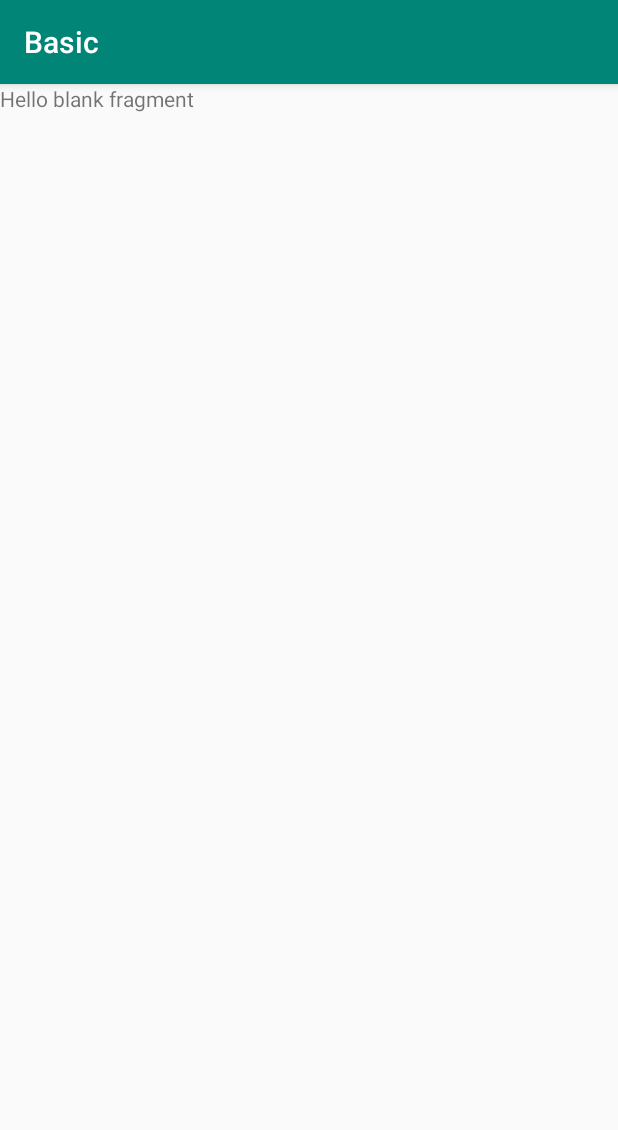
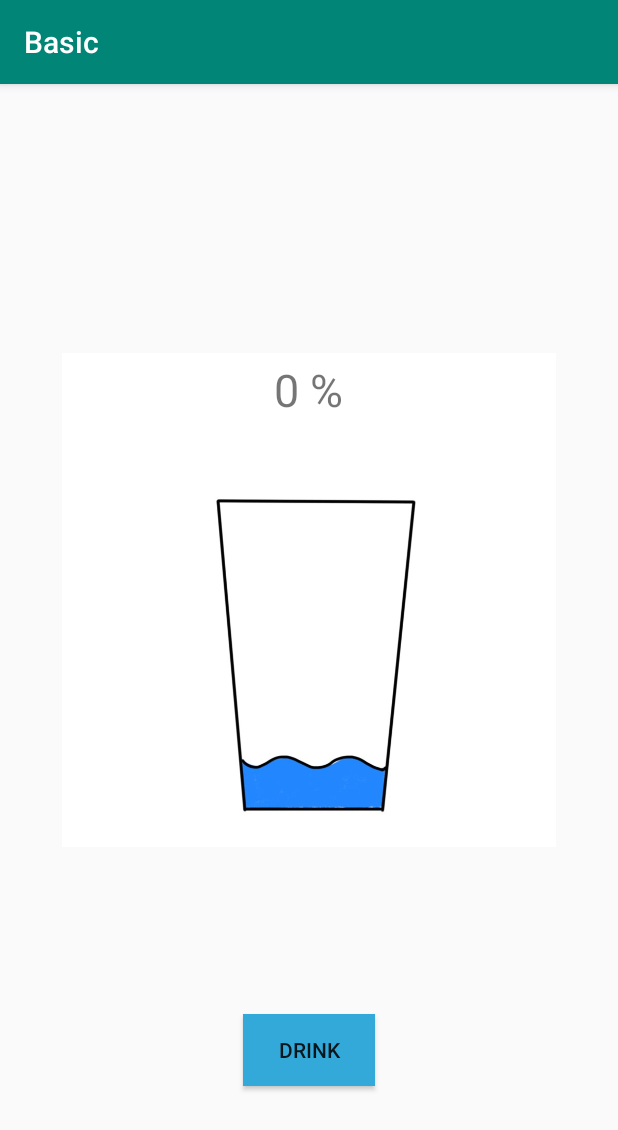
Before and after one commit to KangHyunSub/Madcamp1, an Android app: the fragment Else shown on its own in the app's theme, on a phone screen of 412 x 824 dp. Shown: the top 1130 px of the screen. Run offline under Robolectric (Android 15) with nearby library versions, the light colour scheme and no system bars.

Commit message:
tab3 basic

```diff
--- a/Basic/app/build.gradle
+++ b/Basic/app/build.gradle
@@ -29,4 +29,5 @@ dependencies {
     testImplementation 'junit:junit:4.12'
     androidTestImplementation 'androidx.test.ext:junit:1.1.1'
     androidTestImplementation 'androidx.test.espresso:espresso-core:3.2.0'
+    implementation 'com.mikhaellopez:circularimageview:3.2.0'
 }
--- a/Basic/app/src/main/AndroidManifest.xml
+++ b/Basic/app/src/main/AndroidManifest.xml
@@ -19,7 +19,8 @@
                 <category android:name="android.intent.category.LAUNCHER" />
             </intent-filter>
         </activity>
-        <activity android:name=".content" />
+        <activity android:name=".Content" />
+        <activity android:name=".FullScreenImageActivity" />
     </application>
 
     <uses-permission android:name="android.permission.READ_CONTACTS" />
--- a/Basic/app/src/main/java/com/example/basic/Else.java
+++ b/Basic/app/src/main/java/com/example/basic/Else.java
@@ -5,9 +5,14 @@ import android.os.Bundle;
 
 import androidx.fragment.app.Fragment;
 
+import android.view.Gravity;
 import android.view.LayoutInflater;
 import android.view.View;
 import android.view.ViewGroup;
+import android.widget.Button;
+import android.widget.ImageView;
+import android.widget.TextView;
+import android.widget.Toast;
 
 
 /**
@@ -15,6 +20,13 @@ import android.view.ViewGroup;
  */
 public class Else extends Fragment {
 
+    int i = 0;
+    public final Integer images_ids[] = {
+            R.drawable.water_1, R.drawable.water_2,
+            R.drawable.water_3, R.drawable.water_4,
+            R.drawable.water_5, R.drawable.water_6,
+            R.drawable.water_7, R.drawable.water_8
+    };
 
     public Else() {
         // Required empty public constructor
@@ -25,7 +37,35 @@ public class Else extends Fragment {
     public View onCreateView(LayoutInflater inflater, ViewGroup container,
                              Bundle savedInstanceState) {
         // Inflate the layout for this fragment
-        return inflater.inflate(R.layout.fragment_else, container, false);
+        View waterView = inflater.inflate(R.layout.fragment_else, container, false);
+        Button button = (Button) waterView.findViewById(R.id.button);
+        final ImageView imageView = (ImageView) waterView.findViewById(R.id.imageView);
+        final TextView textView = (TextView) waterView.findViewById(R.id.textView);
+
+        //public int i = 0;
+
+        button.setOnClickListener(new View.OnClickListener() {
+            @Override
+            public void onClick(View view) {
+                i += 1;
+
+                if (i >= 8) {
+                    Toast toast = Toast.makeText(getActivity(), "Congratulations! You drank 8 cups of Water!", Toast.LENGTH_SHORT);
+                    toast.setGravity(Gravity.CENTER, 0, 0);
+                    toast.show();
+                    double percentage = i / 8 * 100;
+                    //String percentageString = Double.toString(percentage);
+                    textView.setText(String.format("%.0f", percentage) + " %");
+                    //textView.setText(percentageString);
+                } else {
+                    imageView.setImageResource(images_ids[i]);
+                    double percentage = i / 8.0 * 100;
+                    textView.setText(String.format("%.0f", percentage) + " %");
+                }
+            }
+        });
+
+        return waterView;
     }
 
 }
--- a/Basic/app/src/main/res/layout/fragment_else.xml
+++ b/Basic/app/src/main/res/layout/fragment_else.xml
@@ -1,14 +1,41 @@
 <?xml version="1.0" encoding="utf-8"?>
 <FrameLayout xmlns:android="http://schemas.android.com/apk/res/android"
+    xmlns:app="http://schemas.android.com/apk/res-auto"
     xmlns:tools="http://schemas.android.com/tools"
     android:layout_width="match_parent"
     android:layout_height="match_parent"
     tools:context=".Else">
 
-    <!-- TODO: Update blank fragment layout -->
+    <Button
+        android:id="@+id/button"
+        android:layout_width="wrap_content"
+        android:layout_height="wrap_content"
+        android:text="Drink"
+        android:layout_marginTop="260dp"
+        android:background="#32a9d9"
+        android:layout_gravity="center_vertical|center_horizontal"/>
+
+    <ImageView
+        android:id="@+id/imageView"
+        android:layout_width="329dp"
+        android:layout_height="469dp"
+        android:layout_gravity="center_vertical|center_horizontal"
+        android:layout_marginTop="-40dp"
+        android:src="@drawable/water_1" />
+
+
+
+
+
+
     <TextView
-        android:layout_width="match_parent"
-        android:layout_height="match_parent"
-        android:text="@string/hello_blank_fragment" />
+        android:id="@+id/textView"
+        android:layout_width="wrap_content"
+        android:layout_height="wrap_content"
+        android:layout_gravity="center_vertical|center_horizontal"
+        android:layout_marginTop="-180dp"
+        android:textSize = "30sp"
+        android:text="0 %" />
+
 
 </FrameLayout>
```
Also changed, not shown: Basic/app/src/main/res/drawable/wave.xml (added, +18 -0 lines), Basic/app/src/main/res/drawable/water_1.jpg (added), Basic/app/src/main/res/drawable/water_2.jpg (added), Basic/app/src/main/res/drawable/water_3.jpg (added), Basic/app/src/main/res/drawable/water_4.jpg (added), Basic/app/src/main/res/drawable/water_5.jpg (added), Basic/app/src/main/res/drawable/water_6.jpg (added), Basic/app/src/main/res/drawable/water_7.jpg (added), Basic/app/src/main/res/drawable/water_8.jpg (added).
